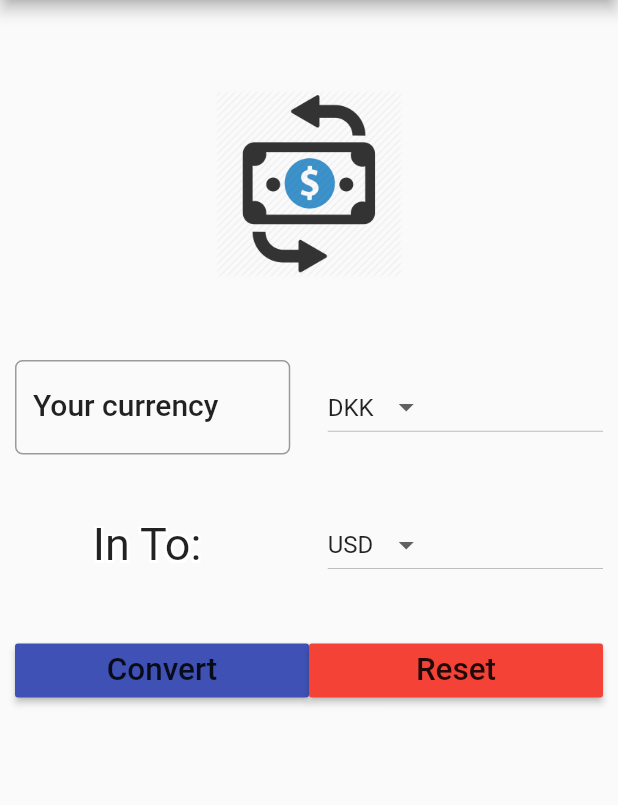
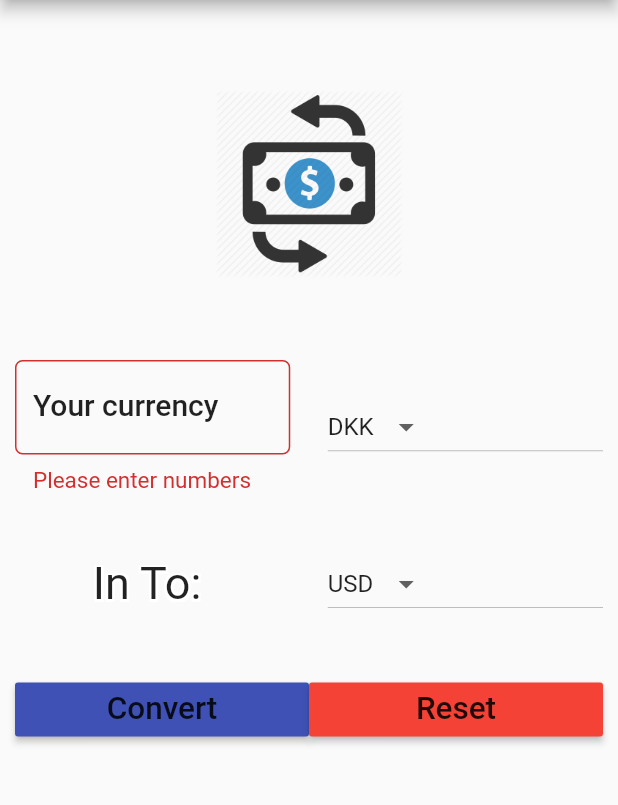
Before and after one commit to Wajiddat18c/currency_converter_app, a Flutter app: the screen it shows after launch, after a tap on "Convert", on a phone screen of 412 x 824 dp, the part 84-889 px from its top. Run offline on Flutter 3.47's test engine with Material 2 defaults, Android fonts, the phone set to English and light mode, and no system bars.

Commit message:
added error handling

```diff
--- a/lib/main.dart
+++ b/lib/main.dart
@@ -16,13 +16,14 @@ class SIForm extends StatefulWidget {
 }
 
 class _SIFormState extends State<SIForm> {
+  var _formKey = GlobalKey<FormState>();
   var _currency = ['DKK', 'USD', 'EURO'];
   final _minimumPadding = 5.0;
   var _currentItemSelected = "";
   var _currentConvertValueSelected = "";
 
   @override
-  void initState(){
+  void initState() {
     super.initState();
     _currentItemSelected = _currency[0];
     _currentConvertValueSelected = _currency[1];
@@ -33,17 +34,16 @@ class _SIFormState extends State<SIForm> {
 
   @override
   Widget build(BuildContext context) {
-    TextStyle textStyle = Theme
-        .of(context)
-        .textTheme
-        .title;
+    TextStyle textStyle = Theme.of(context).textTheme.title;
     return Scaffold(
 //      resizeToAvoidBottomPadding: false,
       appBar: AppBar(
         title: Text("Simple Currency Converter"),
       ),
-      body: Container(
-        margin: EdgeInsets.all(_minimumPadding * 2),
+      body: Form(
+        key: _formKey,
+        child: Padding(
+          padding: EdgeInsets.all(_minimumPadding * 2),
           child: ListView(
             children: <Widget>[
               getImageAsset(),
@@ -53,14 +53,22 @@ class _SIFormState extends State<SIForm> {
                 child: Row(
                   children: <Widget>[
                     Expanded(
-                      child: TextField(
+                        child: TextFormField(
                       keyboardType: TextInputType.number,
                       style: textStyle,
                       controller: currencyController,
+                      validator: (String value){
+                        if(value.isEmpty || value.contains(new RegExp(r'[A-Za-z]'))){
+                          return "Please enter numbers";
+                        }
+                      },
                       decoration: InputDecoration(
                           labelText: "Your currency",
                           hintText: "Insert Number",
                           labelStyle: textStyle,
+                          errorStyle: TextStyle(
+                            fontSize: 15.0
+                          ),
                           border: OutlineInputBorder(
                               borderRadius: BorderRadius.circular(5.0))),
                     )),
@@ -160,7 +168,9 @@ class _SIFormState extends State<SIForm> {
                         ),
                         onPressed: () {
                           setState(() {
+                            if(_formKey.currentState.validate()){
                             this.displayText = _calculateCurrency();
+                          }
                           });
                         },
                       ),
@@ -192,6 +202,7 @@ class _SIFormState extends State<SIForm> {
                 ),
               )
             ],
+          ),
         ),
       ),
     );
@@ -259,10 +270,13 @@ class _SIFormState extends State<SIForm> {
       calculate = convert * usdToDkk;
       result = "$calculate DKK";
     }
+    else if (_currentItemSelected == "USD" && _currentConvertValueSelected == "USD" || _currentItemSelected == "DKK" && _currentConvertValueSelected == "DKK" || _currentItemSelected == "EURO" && _currentConvertValueSelected == "EURO"){
+      calculate = convert;
+      result = "Choose another currency";
+    }
 
     return result;
   }
-
 
   void _reset() {
     currencyController.text = "";
```
Lines whose indentation alone changed are shown as unchanged.
